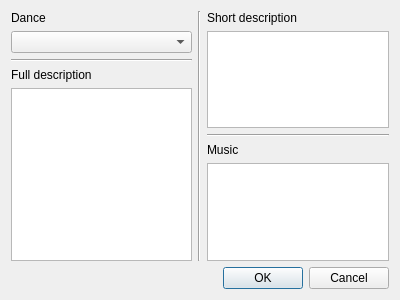
Above: edit_list_d.ui from lisitsynSA/Dance before the change. Below: the same form after it.
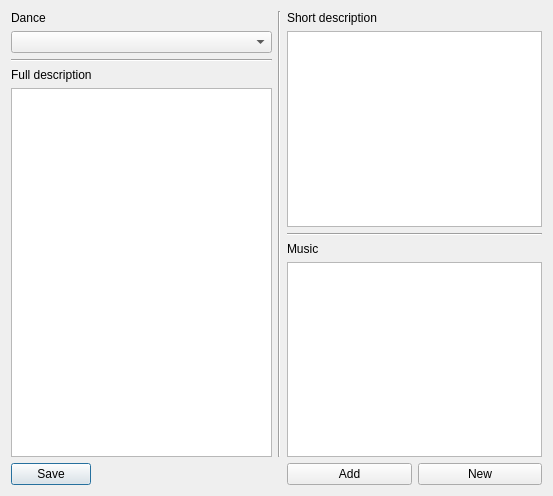
That is the form after the change.

Commit message: Rewritten edit dialog

```diff
--- a/edit_list_d.ui
+++ b/edit_list_d.ui
@@ -6,15 +6,15 @@
    <rect>
     <x>0</x>
     <y>0</y>
-    <width>400</width>
-    <height>300</height>
+    <width>553</width>
+    <height>496</height>
    </rect>
   </property>
   <property name="windowTitle">
    <string>Edit dance in the dictionary</string>
   </property>
   <layout class="QGridLayout" name="gridLayout">
-   <item row="0" column="0">
+   <item row="0" column="0" colspan="2">
     <layout class="QVBoxLayout" name="verticalLayout">
      <item>
       <widget class="QLabel" name="label_2">
@@ -49,14 +49,14 @@
      </item>
     </layout>
    </item>
-   <item row="0" column="1">
+   <item row="0" column="2">
     <widget class="Line" name="line_3">
      <property name="orientation">
       <enum>Qt::Vertical</enum>
      </property>
     </widget>
    </item>
-   <item row="0" column="2">
+   <item row="0" column="3" colspan="2">
     <layout class="QVBoxLayout" name="verticalLayout_2">
      <item>
       <widget class="QLabel" name="label_3">
@@ -87,13 +87,37 @@
      </item>
     </layout>
    </item>
-   <item row="1" column="0" colspan="3">
-    <widget class="QDialogButtonBox" name="buttonBox">
+   <item row="1" column="0">
+    <widget class="QPushButton" name="saveButton">
+     <property name="text">
+      <string>Save</string>
+     </property>
+    </widget>
+   </item>
+   <item row="1" column="1">
+    <spacer name="horizontalSpacer">
      <property name="orientation">
       <enum>Qt::Horizontal</enum>
      </property>
-     <property name="standardButtons">
-      <set>QDialogButtonBox::Cancel|QDialogButtonBox::Ok</set>
+     <property name="sizeHint" stdset="0">
+      <size>
+       <width>176</width>
+       <height>20</height>
+      </size>
+     </property>
+    </spacer>
+   </item>
+   <item row="1" column="3">
+    <widget class="QPushButton" name="addButton">
+     <property name="text">
+      <string>Add</string>
+     </property>
+    </widget>
+   </item>
+   <item row="1" column="4">
+    <widget class="QPushButton" name="newButton">
+     <property name="text">
+      <string>New</string>
      </property>
     </widget>
    </item>
```
Left out of the diff: 35 changed lines with no effect on the pictures. The commit also changes 3 other files.
